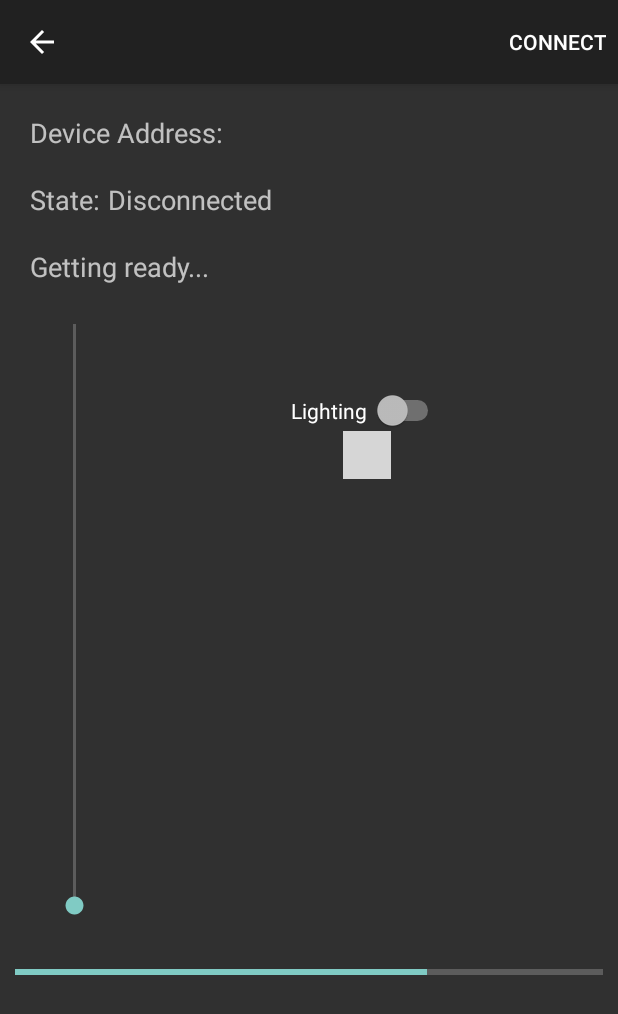
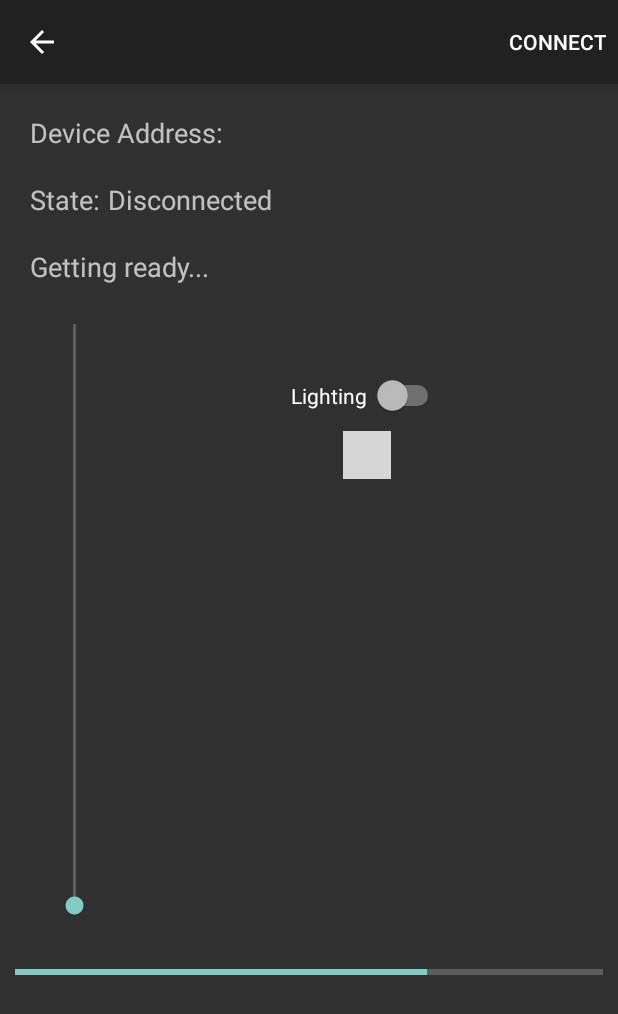
Before and after one commit to jellywoo/LongboardControl, an Android app: the DeviceControlActivity screen opened directly, with no data from a screen before it, on a phone screen of 412 x 824 dp. Shown: the top 1014 px of the screen. Run offline under Robolectric (Android 15) with nearby library versions, the phone set to English and light mode, and no system bars; libraries missing offline, so code that uses them is left out: com.larswerkman.holocolorpicker; plain views replace ColorPicker; 8 statements that could not run were skipped; grey boxes are pictures that could not be loaded.

Commit message:
Fix seekbar

```diff
--- /dev/null
+++ b/app/src/main/java/com/polkapolka/bluetooth/le/VerticalSeekBar.java
@@ -0,0 +1,63 @@
+package com.polkapolka.bluetooth.le;
+
+import android.content.Context;
+import android.graphics.Canvas;
+import android.util.AttributeSet;
+import android.view.MotionEvent;
+import android.widget.SeekBar;
+
+/**
+ * Created by jjche on 6/21/2017.
+ */
+
+public class VerticalSeekBar extends SeekBar {
+
+    public VerticalSeekBar(Context context) {
+        super(context);
+    }
+
+    public VerticalSeekBar(Context context, AttributeSet attrs, int defStyle) {
+        super(context, attrs, defStyle);
+    }
+
+    public VerticalSeekBar(Context context, AttributeSet attrs) {
+        super(context, attrs);
+    }
+
+    protected void onSizeChanged(int w, int h, int oldw, int oldh) {
+        super.onSizeChanged(h, w, oldh, oldw);
+    }
+
+    @Override
+    protected synchronized void onMeasure(int widthMeasureSpec, int heightMeasureSpec) {
+        super.onMeasure(heightMeasureSpec, widthMeasureSpec);
+        setMeasuredDimension(getMeasuredHeight(), getMeasuredWidth());
+    }
+
+    protected void onDraw(Canvas c) {
+        c.rotate(-90);
+        c.translate(-getHeight(), 0);
+
+        super.onDraw(c);
+    }
+
+    @Override
+    public boolean onTouchEvent(MotionEvent event) {
+        if (!isEnabled()) {
+            return false;
+        }
+
+        switch (event.getAction()) {
+            case MotionEvent.ACTION_DOWN:
+            case MotionEvent.ACTION_MOVE:
+            case MotionEvent.ACTION_UP:
+                setProgress(getMax() - (int) (getMax() * event.getY() / getHeight()));
+                onSizeChanged(getWidth(), getHeight(), 0, 0);
+                break;
+
+            case MotionEvent.ACTION_CANCEL:
+                break;
+        }
+        return true;
+    }
+}
--- a/app/src/main/res/layout/gatt_services_characteristics.xml
+++ b/app/src/main/res/layout/gatt_services_characteristics.xml
@@ -72,12 +72,10 @@
             android:layout_width="80dp"
             android:layout_height="420dp"
             android:orientation="vertical">
-            <SeekBar
-                android:id="@+id/seekBar"
-                android:layout_width="420dp"
-                android:layout_height="32dp"
-                android:layout_gravity="center"
-                android:rotation="270"/>
+            <com.polkapolka.bluetooth.le.VerticalSeekBar
+                android:id="@+id/seekBar1"
+                android:layout_width="80dp"
+                android:layout_height="420dp"/>
         </FrameLayout>
 
         <LinearLayout
@@ -90,7 +88,8 @@
             android:layout_height="wrap_content"
             android:text="Lighting "
             android:layout_gravity="center"
-            android:layout_marginTop="60dp"/>
+            android:layout_marginTop="50dp"
+            android:layout_marginBottom="10dp"/>
 
         <com.larswerkman.holocolorpicker.ColorPicker
             android:id="@+id/picker"
```
Also changed, not shown: 23 other files.
